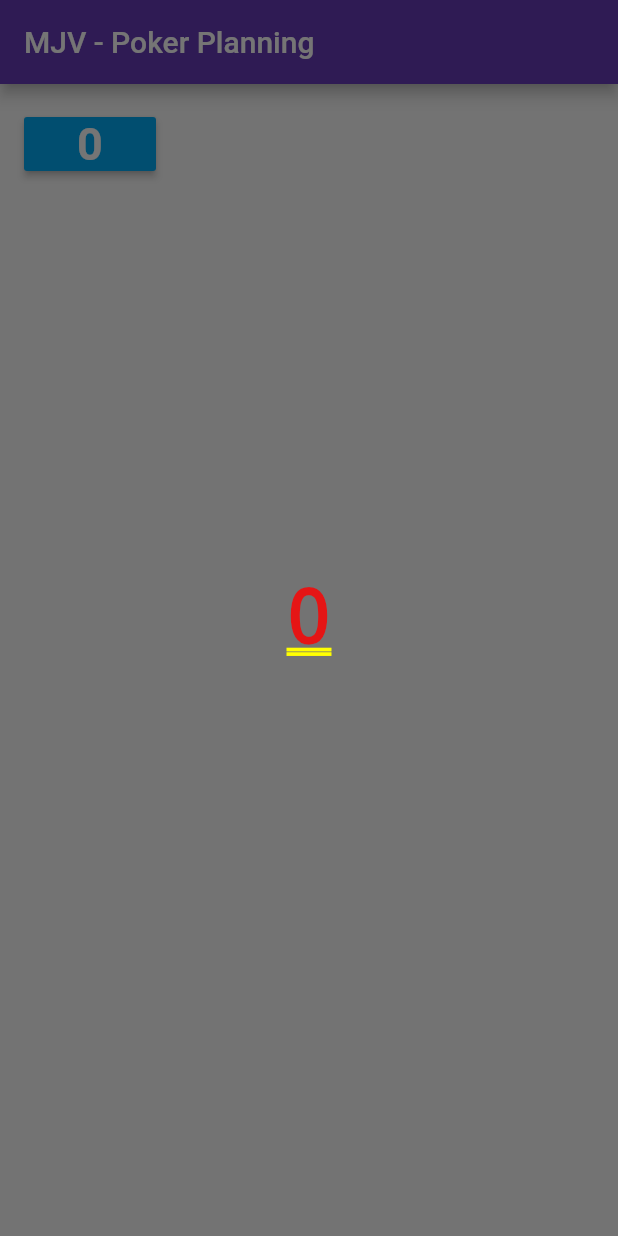
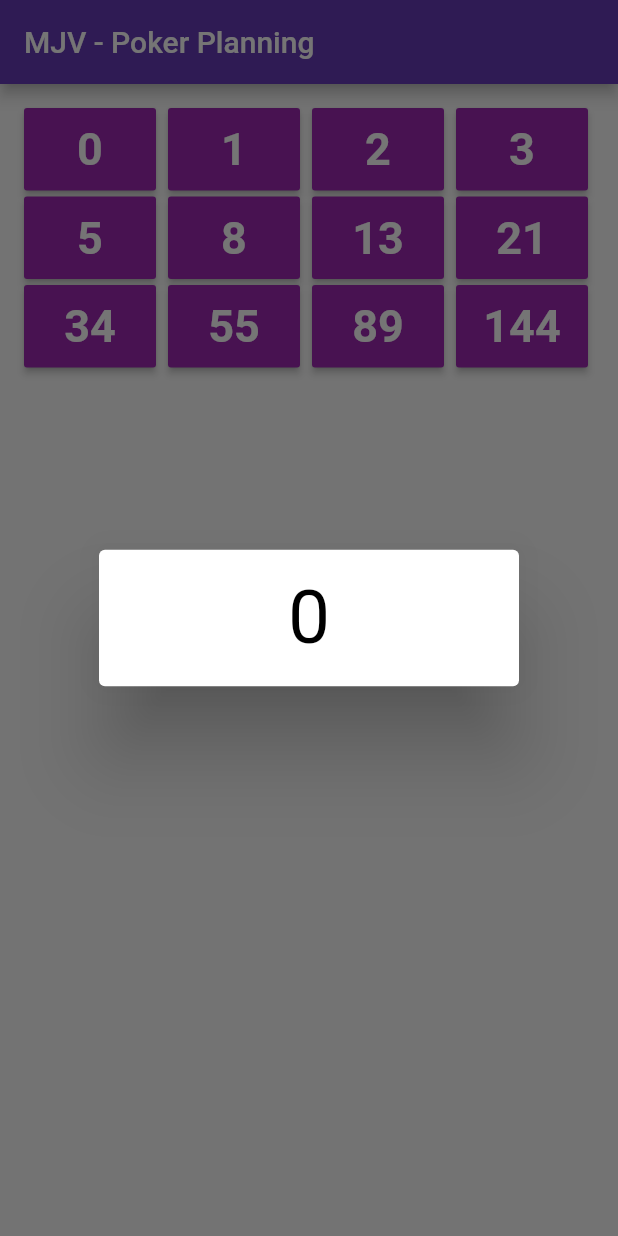
Before and after one commit to lucasratske/pokerplanning, a Flutter app: the screen it shows after launch, after a tap on an icon or button, on a phone screen of 412 x 824 dp. Run offline on Flutter 3.47's test engine with Material 2 defaults, Android fonts, the phone set to English and light mode, and no system bars.

Commit message:
Adicionado wrap e dialog

```diff
--- a/lib/main.dart
+++ b/lib/main.dart
@@ -1,4 +1,5 @@
 import 'package:flutter/material.dart';
+import 'package:flutter/cupertino.dart';
 
 void main() => runApp(new MyApp());
 
@@ -44,19 +45,32 @@ class MyHomePage extends StatefulWidget {
 
 class _MyHomePageState extends State<MyHomePage> {
 
-  void dialog() {
+  void _showDialog(val) {
       showDialog<void>(
         context: context,
         builder: (BuildContext context) {
-          return new Container(
-            alignment: Alignment.center,
-            child: new Padding(
-              padding: const EdgeInsets.all(16.0),
-              child: new Text("0", style: new TextStyle(fontSize: 50.0),),
-            ),
+          return new SimpleDialog(
+            contentPadding: EdgeInsets.all(16.0),
+            children: <Widget>[
+              new Text(
+                val,
+                textAlign: TextAlign.center,
+                style: new TextStyle(fontSize: 50.0, color: Colors.black, decoration: null),
+              ),
+            ],
           );
         }
       );
+  }
+
+  MaterialButton _setButton(val) {
+    return new MaterialButton(
+      child: new Text(val, style: new TextStyle(fontSize: 30.0, fontWeight: FontWeight.bold)),
+      color: Colors.purple,
+      textColor: Colors.white,
+      onPressed: () => _showDialog(val),
+      padding: EdgeInsets.all(10.0),
+    );
   }
 
   @override
@@ -68,17 +82,30 @@ class _MyHomePageState extends State<MyHomePage> {
       body: new Padding(
         padding: const EdgeInsets.all(16.0),
         child: new Column(
-              mainAxisAlignment: MainAxisAlignment.start,
-              crossAxisAlignment: CrossAxisAlignment.center,
-              children: <Widget> [ //Padding between these please
-                new MaterialButton(
-                  child: new Text("0", style: new TextStyle(fontSize: 30.0, fontWeight: FontWeight.bold)),
-                  color: Colors.lightBlue,
-                  textColor: Colors.white,
-                  onPressed: dialog,
-                )
-              ]
+          mainAxisAlignment: MainAxisAlignment.start,
+          crossAxisAlignment: CrossAxisAlignment.center,
+          children: <Widget> [
+            new Wrap(
+              spacing: 8.0, // gap between adjacent chips
+              runSpacing: 4.0, // gap between lines
+              direction: Axis.horizontal,
+              children: <Widget>[
+                _setButton("0"),
+                _setButton("1"),
+                _setButton("2"),
+                _setButton("3"),
+                _setButton("5"),
+                _setButton("8"),
+                _setButton("13"),
+                _setButton("21"),
+                _setButton("34"),
+                _setButton("55"),
+                _setButton("89"),
+                _setButton("144"),
+              ],
             )
+          ]
+        )
       ),
     );
   }
```
Also changed, not shown: 1 other file.
